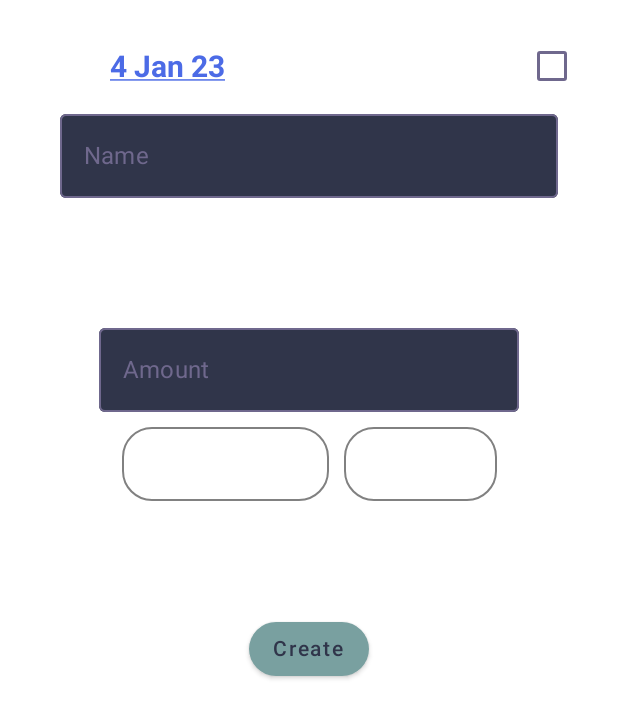
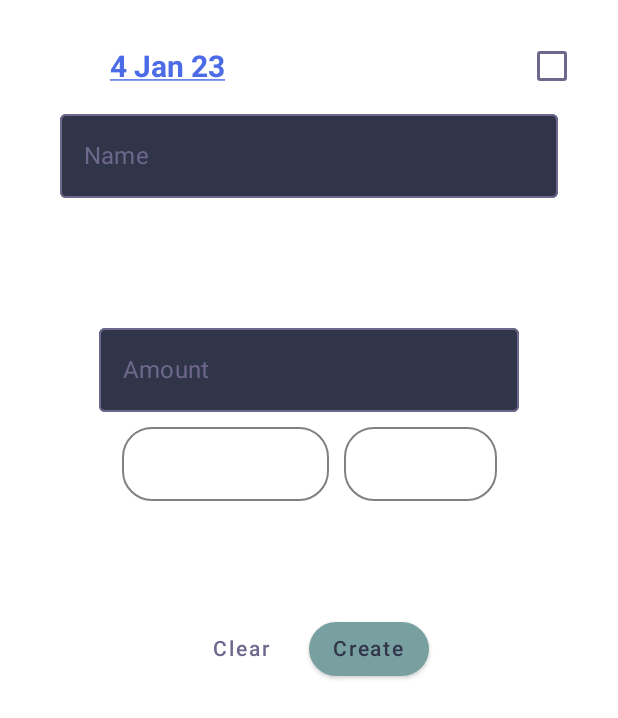
Before and after one commit to EwasWorld/ProjectNummi, an Android app built with Jetpack Compose: the composable AddTransactionsScreen shown on its own in the app's theme, after a tap on "Outgoing", on a phone screen of 412 x 824 dp. Shown: the top 718 px of the screen. Run offline under Robolectric (Android 15) with nearby library versions, the phone set to English and light mode, and no system bars; 1 statement that could not run was skipped.

Commit message:
Added Clear button to AddTransactionsScreen

```diff
--- a/app/src/main/java/com/eywa/projectnummi/features/addTransactions/AddTransactionsIntent.kt
+++ b/app/src/main/java/com/eywa/projectnummi/features/addTransactions/AddTransactionsIntent.kt
@@ -7,7 +7,8 @@ import com.eywa.projectnummi.components.selectPersonDialog.SelectPersonDialogInt
 import java.util.*
 
 sealed class AddTransactionsIntent {
-    object CreateTransaction : AddTransactionsIntent()
+    object Submit : AddTransactionsIntent()
+    object Clear : AddTransactionsIntent()
     object Split : AddTransactionsIntent()
     object AddAmountRow : AddTransactionsIntent()
 
--- a/app/src/main/java/com/eywa/projectnummi/features/addTransactions/AddTransactionsScreen.kt
+++ b/app/src/main/java/com/eywa/projectnummi/features/addTransactions/AddTransactionsScreen.kt
@@ -70,8 +70,8 @@ fun AddTransactionsScreen(
             horizontalAlignment = Alignment.CenterHorizontally,
             modifier = Modifier
                     .fillMaxSize()
+                    .verticalScroll(rememberScrollState())
                     .padding(NummiTheme.dimens.screenPadding)
-                    .verticalScroll(rememberScrollState())
     ) {
         MainInfo(state, listener)
 
@@ -95,7 +95,7 @@ fun AddTransactionsScreen(
             AddRowButton { listener(AddAmountRow) }
         }
 
-        SubmitButton { listener(CreateTransaction) }
+        FinalButtons({ listener(Submit) }, { listener(Clear) })
     }
 }
 
@@ -364,17 +364,32 @@ private fun OutgoingInput(
 }
 
 @Composable
-private fun SubmitButton(
-        onClick: () -> Unit,
+private fun FinalButtons(
+        onCreateClick: () -> Unit,
+        onClearClick: () -> Unit,
 ) {
+    Row(
+            verticalAlignment = Alignment.CenterVertically,
+            horizontalArrangement = Arrangement.spacedBy(10.dp),
+    ) {
+        Button(
+                colors = NummiTheme.colors.secondaryTextButton(),
+                elevation = NummiTheme.dimens.buttonElevationNone(),
+                onClick = onClearClick,
+        ) {
+            Text(
+                    text = "Clear"
+            )
+        }
         Button(
                 colors = NummiTheme.colors.generalButton(),
                 shape = NummiTheme.shapes.generalButton,
-            onClick = onClick,
+                onClick = onCreateClick,
         ) {
             Text(
                     text = "Create"
             )
+        }
     }
 }
 
```
Also changed, not shown: app/src/main/java/com/eywa/projectnummi/features/addTransactions/AddTransactionsViewModel.kt (+8 -1 lines). Lines whose indentation alone changed are shown as unchanged.
